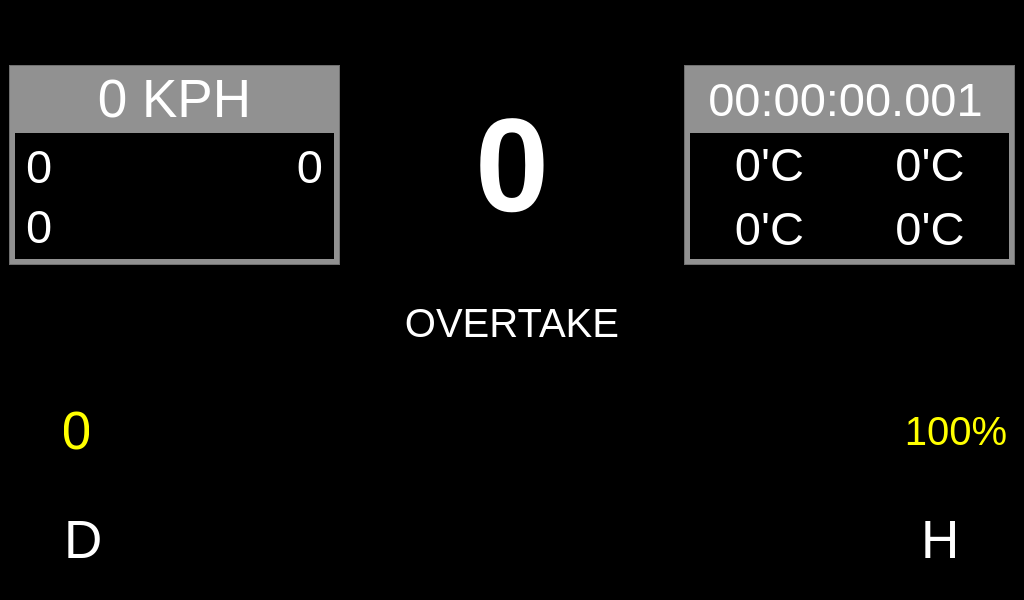
Above: code/ui.ui from TBlueT/F1_2020_UDP before the change. Below: the same form after it.
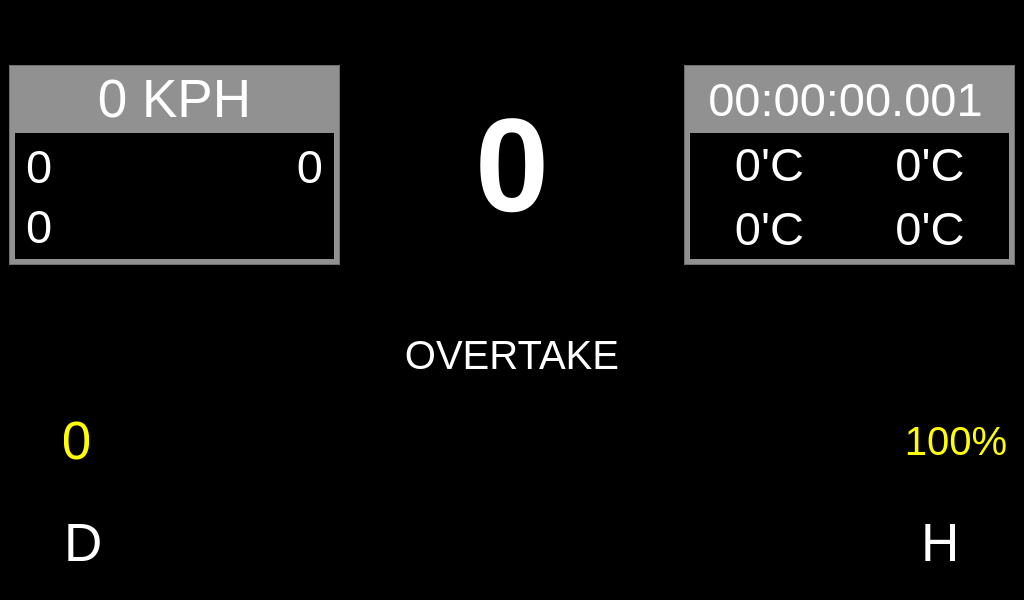
That is the form after the change. Icons and pictures are not drawn.

What changed in the file:
```diff
--- a/code/ui.ui
+++ b/code/ui.ui
@@ -885,6 +885,25 @@
        <enum>QFrame::Plain</enum>
       </property>
       <layout class="QVBoxLayout" name="verticalLayout_3">
+       <item>
+        <widget class="QLabel" name="OVERTAKE_2">
+         <property name="font">
+          <font>
+           <family>Arial</family>
+           <pointsize>30</pointsize>
+          </font>
+         </property>
+         <property name="styleSheet">
+          <string notr="true">color: rgb(255, 255, 255);</string>
+         </property>
+         <property name="text">
+          <string/>
+         </property>
+         <property name="alignment">
+          <set>Qt::AlignCenter</set>
+         </property>
+        </widget>
+       </item>
        <item>
         <widget class="QLabel" name="OVERTAKE">
          <property name="font">
```
